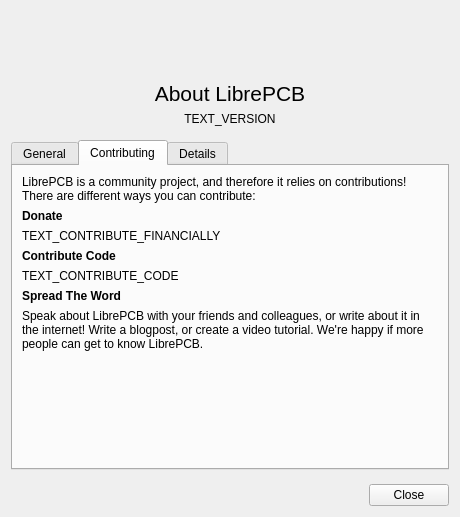
Old version of the form libs/librepcb/editor/dialogs/aboutdialog.ui in the repository LibrePCB/LibrePCB.
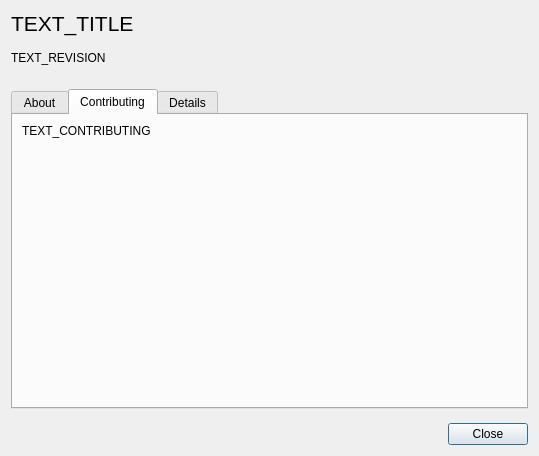
New version of the form. The open tabs and pages were chosen to show the change. Icons and pictures are not drawn.

Commit message:
About dialog: Major rework to fix issues and update content
- Open hyperlinks in the web browser configured in the workspace
  settings.
- Fix too large dialog window size by merging many wordwrapping QLabels
  into a single, large QLabel.
- Make layout of dialog header more compact (logo beside text).
- Generally update/improve information shown in the about dialog.

```diff
--- a/libs/librepcb/editor/dialogs/aboutdialog.ui
+++ b/libs/librepcb/editor/dialogs/aboutdialog.ui
@@ -6,8 +6,8 @@
    <rect>
     <x>0</x>
     <y>0</y>
-    <width>460</width>
-    <height>438</height>
+    <width>539</width>
+    <height>456</height>
    </rect>
   </property>
   <property name="windowTitle">
@@ -15,11 +15,8 @@
   </property>
   <layout class="QVBoxLayout" name="verticalLayout">
    <item>
-    <layout class="QHBoxLayout" name="horizontalLayout_4">
-     <property name="topMargin">
-      <number>0</number>
-     </property>
-     <item>
+    <layout class="QGridLayout" name="gridLayout">
+     <item row="0" column="1" rowspan="2">
       <widget class="QLabel" name="logo">
        <property name="minimumSize">
         <size>
@@ -50,10 +47,18 @@
        </property>
       </widget>
      </item>
-    </layout>
-   </item>
-   <item>
-    <widget class="QLabel" name="heading">
+     <item row="1" column="0">
+      <widget class="QLabel" name="lblRevision">
+       <property name="text">
+        <string notr="true">TEXT_REVISION</string>
+       </property>
+       <property name="textInteractionFlags">
+        <set>Qt::LinksAccessibleByMouse|Qt::TextSelectableByMouse</set>
+       </property>
+      </widget>
+     </item>
+     <item row="0" column="0">
+      <widget class="QLabel" name="lblTitle">
      <property name="sizePolicy">
       <sizepolicy hsizetype="Expanding" vsizetype="Fixed">
        <horstretch>0</horstretch>
@@ -63,30 +68,14 @@
      <property name="font">
       <font>
        <pointsize>16</pointsize>
-       <weight>50</weight>
-       <bold>false</bold>
-      </font>
-     </property>
-     <property name="styleSheet">
-      <string notr="true"/>
-     </property>
+        </font>
+       </property>
      <property name="text">
-      <string>About LibrePCB</string>
-     </property>
-     <property name="alignment">
-      <set>Qt::AlignCenter</set>
+        <string notr="true">TEXT_TITLE</string>
      </property>
     </widget>
    </item>
-   <item>
-    <widget class="QLabel" name="textVersion">
-     <property name="text">
-      <string notr="true">TEXT_VERSION</string>
-     </property>
-     <property name="alignment">
-      <set>Qt::AlignCenter</set>
-     </property>
-    </widget>
+    </layout>
    </item>
    <item>
     <layout class="QHBoxLayout" name="horizontalLayout">
@@ -107,90 +96,26 @@
        <property name="currentIndex">
         <number>0</number>
        </property>
-       <widget class="QWidget" name="tabGeneral">
+       <widget class="QWidget" name="tabAbout">
         <attribute name="title">
-         <string>General</string>
+         <string>About</string>
         </attribute>
-        <layout class="QHBoxLayout" name="horizontalLayout_2">
+        <layout class="QVBoxLayout" name="verticalLayout_4">
          <item>
-          <layout class="QVBoxLayout" name="tabGeneralLayout">
-           <item>
-            <widget class="QLabel" name="textIntro">
+          <widget class="QLabel" name="lblIntro">
              <property name="text">
-              <string>LibrePCB is a free &amp;amp; open source schematic/layout-editor. It is mainly developed by Urban Bruhin, with &lt;a href=&quot;https://github.com/LibrePCB/LibrePCB/graphs/contributors&quot;&gt;over a dozen other contributors&lt;/a&gt;!</string>
-             </property>
-             <property name="wordWrap">
-              <bool>true</bool>
-             </property>
-            </widget>
-           </item>
-           <item>
-            <widget class="QLabel" name="headerLinks">
-             <property name="font">
-              <font>
-               <weight>75</weight>
-               <bold>true</bold>
-              </font>
-             </property>
-             <property name="text">
-              <string notr="true">Links</string>
-             </property>
-            </widget>
-           </item>
-           <item>
-            <widget class="QLabel" name="textLinks">
-             <property name="text">
-              <string notr="true">TEXT_LINKS</string>
-             </property>
-            </widget>
-           </item>
-           <item>
-            <widget class="QLabel" name="headerLicense">
-             <property name="font">
-              <font>
-               <weight>75</weight>
-               <bold>true</bold>
-              </font>
-             </property>
-             <property name="text">
-              <string notr="true">License</string>
-             </property>
-            </widget>
-           </item>
-           <item>
-            <widget class="QLabel" name="textLicense">
-             <property name="text">
-              <string>LibrePCB is free software, released under the GNU General Public License (GPL) version 3 or later. You can find the full license text &lt;a href=&quot;https://github.com/LibrePCB/LibrePCB/blob/master/LICENSE.txt&quot;&gt;in our source code&lt;/a&gt;.</string>
-             </property>
+            <string notr="true">TEXT_INTRO</string>
+           </property>
+           <property name="alignment">
+            <set>Qt::AlignLeading|Qt::AlignLeft|Qt::AlignTop</set>
+           </property>
              <property name="wordWrap">
               <bool>true</bool>
              </property>
-            </widget>
-           </item>
-           <item>
-            <widget class="QLabel" name="textIconLicense">
-             <property name="text">
-              <string>Some of the icons used in LibrePCB are provided by &lt;a href=&quot;https://icons8.com&quot;&gt;icons8.com&lt;/a&gt;, thank you!</string>
-             </property>
-             <property name="wordWrap">
-              <bool>true</bool>
-             </property>
-            </widget>
-           </item>
-           <item>
-            <spacer name="spacerGeneral">
-             <property name="orientation">
-              <enum>Qt::Vertical</enum>
-             </property>
-             <property name="sizeHint" stdset="0">
-              <size>
-               <width>0</width>
-               <height>0</height>
-              </size>
-             </property>
-            </spacer>
-           </item>
-          </layout>
+           <property name="textInteractionFlags">
+            <set>Qt::LinksAccessibleByMouse|Qt::TextSelectableByMouse</set>
+           </property>
+          </widget>
          </item>
         </layout>
        </widget>
@@ -198,102 +123,22 @@
         <attribute name="title">
          <string>Contributing</string>
         </attribute>
-        <layout class="QHBoxLayout" name="horizontalLayout_3">
+        <layout class="QVBoxLayout" name="verticalLayout_3">
          <item>
-          <layout class="QVBoxLayout" name="tabContributingLayout">
-           <item>
-            <widget class="QLabel" name="textContributingIntro">
+          <widget class="QLabel" name="lblContributing">
              <property name="text">
-              <string>&lt;html&gt;&lt;head/&gt;&lt;body&gt;&lt;p&gt;LibrePCB is a community project, and therefore it relies on contributions! There are different ways you can contribute:&lt;/p&gt;&lt;/body&gt;&lt;/html&gt;</string>
-             </property>
-             <property name="wordWrap">
-              <bool>true</bool>
-             </property>
-            </widget>
-           </item>
-           <item>
-            <widget class="QLabel" name="headerContributeFinancially">
-             <property name="font">
-              <font>
-               <weight>75</weight>
-               <bold>true</bold>
-              </font>
-             </property>
-             <property name="text">
-              <string>Donate</string>
-             </property>
-            </widget>
-           </item>
-           <item>
-            <widget class="QLabel" name="textContributeFinancially">
-             <property name="text">
-              <string notr="true">TEXT_CONTRIBUTE_FINANCIALLY</string>
-             </property>
+            <string notr="true">TEXT_CONTRIBUTING</string>
+           </property>
+           <property name="alignment">
+            <set>Qt::AlignLeading|Qt::AlignLeft|Qt::AlignTop</set>
+           </property>
              <property name="wordWrap">
               <bool>true</bool>
              </property>
-            </widget>
-           </item>
-           <item>
-            <widget class="QLabel" name="headerContributeCode">
-             <property name="font">
-              <font>
-               <weight>75</weight>
-               <bold>true</bold>
-              </font>
-             </property>
-             <property name="text">
-              <string>Contribute Code</string>
-             </property>
-            </widget>
-           </item>
-           <item>
-            <widget class="QLabel" name="textContributeCode">
-             <property name="text">
-              <string notr="true">TEXT_CONTRIBUTE_CODE</string>
-             </property>
-             <property name="wordWrap">
-              <bool>true</bool>
-             </property>
-            </widget>
-           </item>
-           <item>
-            <widget class="QLabel" name="headerContributeShare">
-             <property name="font">
-              <font>
-               <weight>75</weight>
-               <bold>true</bold>
-              </font>
-             </property>
-             <property name="text">
-              <string>Spread The Word</string>
-             </property>
-            </widget>
-           </item>
-           <item>
-            <widget class="QLabel" name="textContributeShare">
-             <property name="text">
-              <string>Speak about LibrePCB with your friends and colleagues, or write about it in the internet! Write a blogpost, or create a video tutorial. We're happy if more people can get to know LibrePCB.</string>
-             </property>
-             <property name="wordWrap">
-              <bool>true</bool>
-             </property>
-            </widget>
-           </item>
-           <item>
-            <spacer name="spacerContributing">
-             <property name="orientation">
-              <enum>Qt::Vertical</enum>
-             </property>
-             <property name="sizeHint" stdset="0">
-              <size>
-               <width>0</width>
-               <height>0</height>
-              </size>
-             </property>
-            </spacer>
-           </item>
-          </layout>
+           <property name="textInteractionFlags">
+            <set>Qt::LinksAccessibleByMouse|Qt::TextSelectableByMouse</set>
+           </property>
+          </widget>
          </item>
         </layout>
        </widget>
@@ -325,15 +170,21 @@
            <property name="textInteractionFlags">
             <set>Qt::TextSelectableByKeyboard|Qt::TextSelectableByMouse</set>
            </property>
-           <property name="placeholderText" stdset="0">
+           <property name="placeholderText">
             <string notr="true"/>
            </property>
           </widget>
          </item>
          <item>
-          <widget class="QPushButton" name="btnCopyDetailsToClipboard">
+          <widget class="QLabel" name="lblCopyDetailsToClipboard">
+           <property name="toolTip">
+            <string>Click on the link to copy the text into the clipboard.</string>
+           </property>
            <property name="text">
-            <string>Copy to clipboard</string>
+            <string>When reporting an issue, please &lt;a href='copy'&gt;copy this text&lt;/a&gt; into the report.</string>
+           </property>
+           <property name="wordWrap">
+            <bool>true</bool>
            </property>
           </widget>
          </item>
```
Lines whose indentation alone changed are shown as unchanged. The commit also changes 3 other files.
